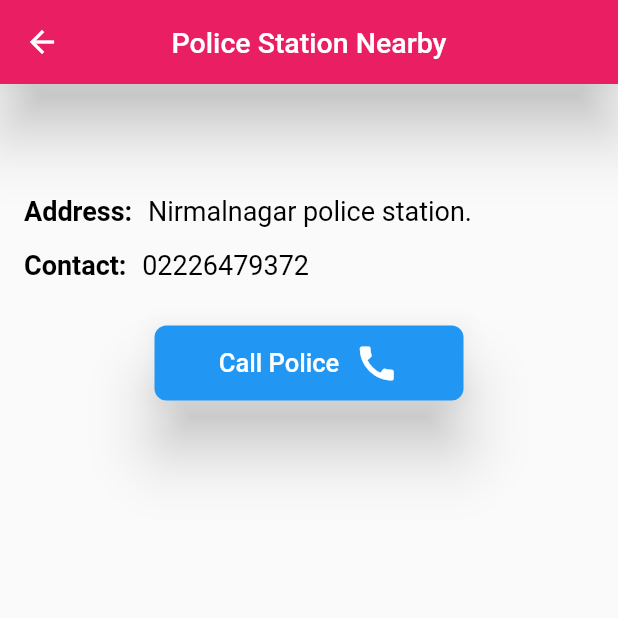
After one commit to rutuja-kurale/women_safety, a Flutter app: the PoliceAddess screen opened by its route, on a phone screen of 412 x 824 dp, the top half of it. The commit adds this screen. Run offline on Flutter 3.47's test engine with Material 2 defaults, Android fonts, the phone set to English and light mode, and no system bars; our stand-ins replace assets_audio_player, fluttertoast, location, permission_handler, shared_preferences; missing offline and left inert: intent; accounts and stored records are empty; statements that could not run were skipped.

Commit message:
added police station address page with calling feature

```diff
--- a/lib/main.dart
+++ b/lib/main.dart
@@ -13,6 +13,7 @@ import 'package:fluttertoast/fluttertoast.dart';
 import 'package:intent/intent.dart' as android_intent;
 import 'package:intent/action.dart' as android_action;
 import 'package:women_safety_app/about_page.dart';
+import 'package:women_safety_app/police_station_page.dart';
 
 void main() => runApp(MyApp());
 
@@ -26,6 +27,7 @@ class MyApp extends StatelessWidget {
         '/home': (BuildContext context) => new MyHomePage(),
         '/edit': (BuildContext context) => new editContacts(),
         '/about': (BuildContext context) => new About(),
+        '/police': (BuildContext context) => new PoliceAddess(),
       },
       home: MyHomePage(),
     );
@@ -138,10 +140,13 @@ class _MyHomePageState extends State<MyHomePage> {
       children: <Widget>[
         SizedBox(height: 40.0,),
         SizedBox(
-          width: MediaQuery.of(context).size.width * 0.50,
+          width: MediaQuery.of(context).size.width * 0.70,
           height: 80.0,
           child: RaisedButton(
             elevation: 18.0,
+            shape: RoundedRectangleBorder(
+                borderRadius: new BorderRadius.circular(8.0),
+            ),
             onPressed: (){
               if(_num1.toString() == null || _num2.toString() == null || _num3.toString() == null){
                 Fluttertoast.showToast(
@@ -187,6 +192,9 @@ class _MyHomePageState extends State<MyHomePage> {
           height: 80.0,
           child: RaisedButton(
             elevation: 18.0,
+            shape: RoundedRectangleBorder(
+              borderRadius: new BorderRadius.circular(8.0),
+            ),
             onPressed: (){
               android_intent.Intent()
                 ..setAction(android_action.Action.ACTION_CALL)
@@ -216,10 +224,13 @@ class _MyHomePageState extends State<MyHomePage> {
         ),
         SizedBox(height: 30.0,),
         SizedBox(
-          width: MediaQuery.of(context).size.width * 0.50,
+          width: MediaQuery.of(context).size.width * 0.70,
           height: 80.0,
           child: RaisedButton(
             elevation: 18.0,
+            shape: RoundedRectangleBorder(
+              borderRadius: new BorderRadius.circular(8.0),
+            ),
             onPressed: (){
               if(isPlaying == false) {
                 assetsAudioPlayer.open(
@@ -251,6 +262,39 @@ class _MyHomePageState extends State<MyHomePage> {
                 Icon(
                   Icons.notifications_active,
                   color: Colors.black,
+                  size: 30.0,
+                ),
+              ],
+            ),
+          ),
+        ),
+        SizedBox(height: 30.0,),
+        SizedBox(
+          width: MediaQuery.of(context).size.width * 0.70,
+          height: 80.0,
+          child: RaisedButton(
+            elevation: 18.0,
+            shape: RoundedRectangleBorder(
+              borderRadius: new BorderRadius.circular(8.0),
+            ),
+            onPressed: (){
+              Navigator.of(context).pushNamed("/police");
+            },
+            color: Colors.blue,
+            child: Row(
+              mainAxisAlignment: MainAxisAlignment.center,
+              children: <Widget>[
+                Text(
+                  'Police Station Near Me',
+                  style: TextStyle(
+                    color: Colors.white,
+                    fontSize: 21.0,
+                  ),
+                ),
+                SizedBox(width: 10.0,),
+                Icon(
+                  Icons.security,
+                  color: Colors.white,
                   size: 30.0,
                 ),
               ],
--- /dev/null
+++ b/lib/police_station_page.dart
@@ -0,0 +1,140 @@
+import 'package:flutter/material.dart';
+import 'package:url_launcher/url_launcher.dart' as UrlLauncher;
+
+
+class PoliceAddess extends StatefulWidget {
+  @override
+  _PoliceAddessState createState() => _PoliceAddessState();
+}
+
+class _PoliceAddessState extends State<PoliceAddess> {
+  @override
+  Widget build(BuildContext context) {
+    return Scaffold(
+      appBar: AppBar(
+        automaticallyImplyLeading: true,
+        backgroundColor: Colors.pink,
+        elevation: 18.0,
+        title: Text(
+          'Police Station Nearby',
+          style: TextStyle(
+            color: Colors.white,
+            fontSize: 19.0,
+          ),
+        ),
+        centerTitle: true,
+      ),
+      body: Container(
+        height: MediaQuery.of(context).size.height,
+        width: MediaQuery.of(context).size.width,
+        child: Padding(
+          padding: const EdgeInsets.all(14.0),
+          child: Column(
+            mainAxisAlignment: MainAxisAlignment.start,
+            children: <Widget>[
+              SizedBox(height: 60.0,),
+              Padding(
+                padding: const EdgeInsets.only(bottom: 15.0, left: 2.0,right: 8.0),
+                child: Container(
+                  child: Row(
+                    crossAxisAlignment: CrossAxisAlignment.start,
+                    children: <Widget>[
+                      Padding(
+                        padding: const EdgeInsets.only(right:6.0),
+                        child: Text(
+                          'Address: ',
+                          style: TextStyle(
+                            fontSize: 18.0,
+                            color: Colors.black,
+                            fontWeight: FontWeight.bold,
+                          ),
+                        ),
+                      ),
+                      Expanded(
+                        child: RichText(
+                          text: TextSpan(
+                            children: [
+                              TextSpan(
+                                text: 'Nirmalnagar police station.',
+                                style: TextStyle(color: Colors.black, fontSize: 18.0),
+                              ),
+                            ],
+                          ),
+                        ),
+                      ),
+                    ],
+                  ),
+                ),
+              ),
+              Padding(
+                padding: const EdgeInsets.only(bottom: 30.0, left: 2.0,right: 8.0),
+                child: Container(
+                  child: Row(
+                    crossAxisAlignment: CrossAxisAlignment.start,
+                    children: <Widget>[
+                      Padding(
+                        padding: const EdgeInsets.only(right:6.0),
+                        child: Text(
+                          'Contact: ',
+                          style: TextStyle(
+                            fontSize: 18.0,
+                            color: Colors.black,
+                            fontWeight: FontWeight.bold,
+                          ),
+                        ),
+                      ),
+                      Expanded(
+                        child: RichText(
+                          text: TextSpan(
+                            children: [
+                              TextSpan(
+                                text: '02226479372',
+                                style: TextStyle(color: Colors.black, fontSize: 18.0),
+                              ),
+                            ],
+                          ),
+                        ),
+                      ),
+                    ],
+                  ),
+                ),
+              ),
+              SizedBox(
+                width: MediaQuery.of(context).size.width * 0.50,
+                height: 50.0,
+                child: RaisedButton(
+                  elevation: 18.0,
+                  shape: RoundedRectangleBorder(
+                    borderRadius: new BorderRadius.circular(8.0),
+                  ),
+                  onPressed: (){
+                    UrlLauncher.launch('tel:02226479372');
+                  },
+                  color: Colors.blue,
+                  child: Row(
+                    mainAxisAlignment: MainAxisAlignment.center,
+                    children: <Widget>[
+                      Text(
+                        'Call Police',
+                        style: TextStyle(
+                          color: Colors.white,
+                          fontSize: 17.0,
+                        ),
+                      ),
+                      SizedBox(width: 10.0,),
+                      Icon(
+                        Icons.call,
+                        color: Colors.white,
+                        size: 30.0,
+                      ),
+                    ],
+                  ),
+                ),
+              ),
+            ],
+          ),
+        ),
+      ),
+    );
+  }
+}
--- a/pubspec.yaml
+++ b/pubspec.yaml
@@ -15,6 +15,7 @@ dependencies:
   fluttertoast: ^3.1.3
   assets_audio_player: ^1.2.3
   intent: ^1.1.0
+  url_launcher: ^5.4.2
 
 dev_dependencies:
   flutter_test:
```
Also changed, not shown: pubspec.lock.
